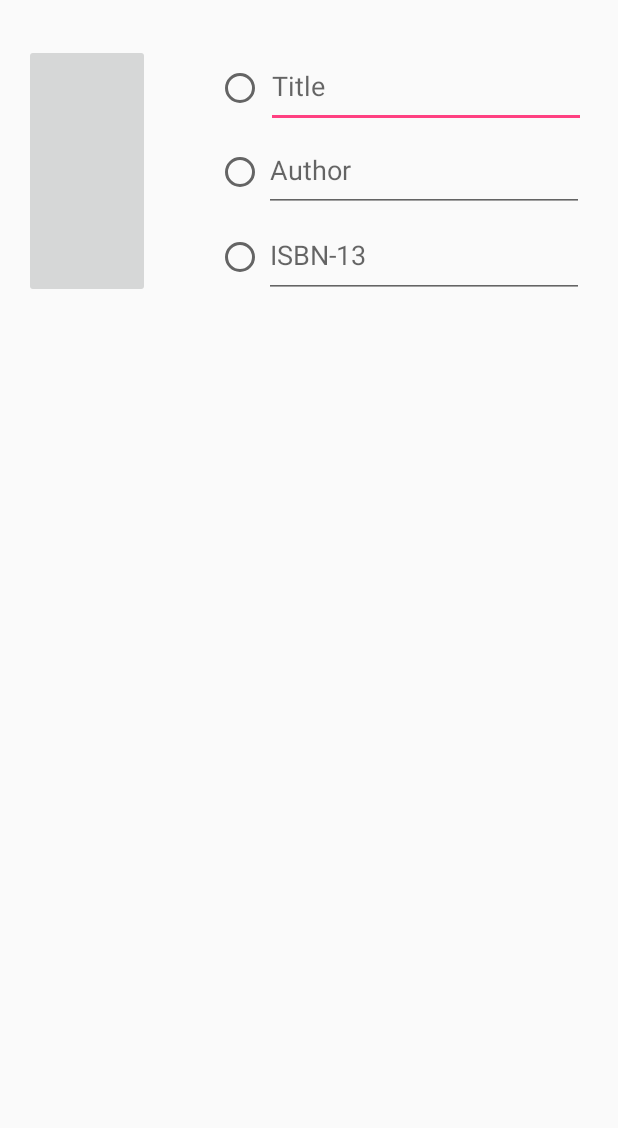
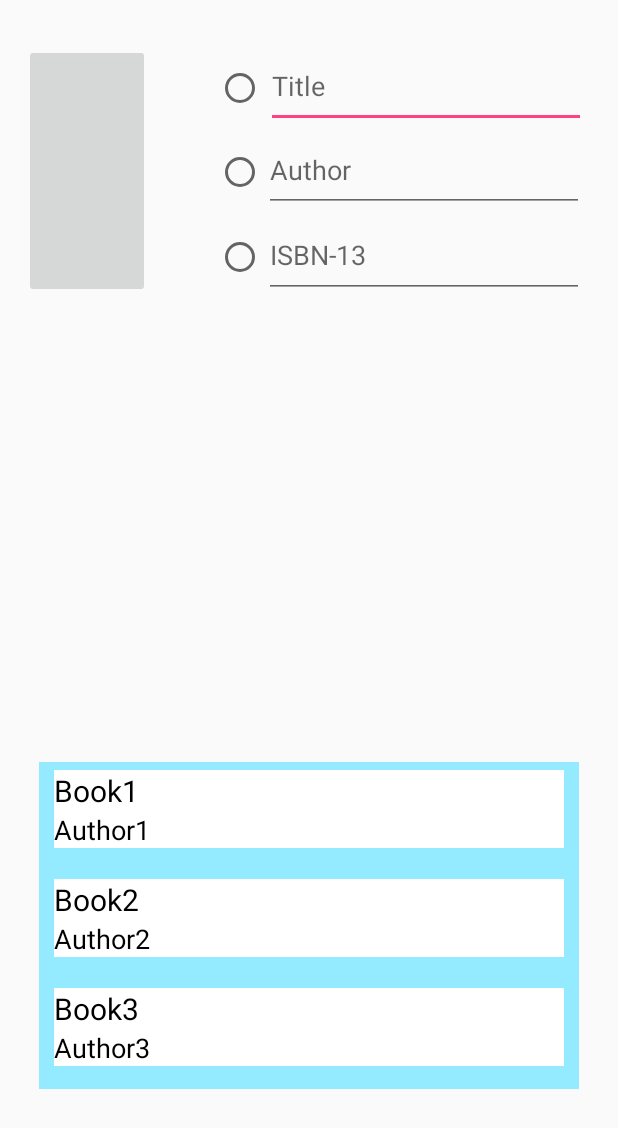
Before and after one commit to EdwardVillasenor1992/CST-438_final, an Android app: the MainSearchBooks screen opened directly, with no data from a screen before it, on a phone screen of 412 x 824 dp. Shown: the top 1128 px of the screen. Run offline under Robolectric (Android 15) with nearby library versions, the light colour scheme and no system bars.

Commit message:
added basic list of books on MainSearchBook Activity

```diff
--- a/app/src/main/AndroidManifest.xml
+++ b/app/src/main/AndroidManifest.xml
@@ -18,7 +18,8 @@
         </activity>
         <activity android:name=".SearchBookActivity" />
         <activity android:name=".NewUser"></activity>
-        <activity android:name=".MainSearchBooks" />
+        <activity android:name=".MainSearchBooks"
+            android:windowSoftInputMode="adjustPan"/>
     </application>
 
 </manifest>
--- /dev/null
+++ b/app/src/main/java/cst438/lookbook/Book.java
@@ -0,0 +1,49 @@
+package cst438.lookbook;
+
+public class Book {
+    private int id;
+    private String title;
+    private String author;
+    private String imagelink;
+
+    public Book(int id, String title, String author, String imagelink){
+        this.id = id;
+        this.title = title;
+        this.author = author;
+        this.imagelink = imagelink;
+    }
+
+    public int getId() {
+        return id;
+    }
+
+    public void setId(int id) {
+        this.id = id;
+    }
+
+    public String getTitle() {
+        return title;
+    }
+
+    public void setTitle(String title) {
+        this.title = title;
+    }
+
+    public String getAuthor() {
+        return author;
+    }
+
+    public void setAuthor(String author) {
+        this.author = author;
+    }
+
+    public String getImagelink() {
+        return imagelink;
+    }
+
+    public void setImagelink(String imagelink) {
+        this.imagelink = imagelink;
+    }
+
+
+}
--- /dev/null
+++ b/app/src/main/java/cst438/lookbook/BookListAdapter.java
@@ -0,0 +1,46 @@
+package cst438.lookbook;
+
+import android.content.Context;
+import android.view.View;
+import android.view.ViewGroup;
+import android.widget.BaseAdapter;
+import android.widget.TextView;
+
+import java.util.List;
+
+public class BookListAdapter extends BaseAdapter{
+
+    private Context mContext;
+    private List<Book> mBookList;
+
+    public BookListAdapter(Context mContext, List<Book> mBookList) {
+        this.mContext = mContext;
+        this.mBookList = mBookList;
+    }
+
+    @Override
+    public int getCount() {
+        return mBookList.size();
+    }
+
+    @Override
+    public Object getItem(int i) {
+        return mBookList.get(i);
+    }
+
+    @Override
+    public long getItemId(int i) {
+        return i;
+    }
+
+    @Override
+    public View getView(int i, View view, ViewGroup viewGroup) {
+        View v = View.inflate(mContext, R.layout.item_book_list, null);
+        TextView tvTitle = (TextView)v.findViewById(R.id.title);
+        TextView tvAuthor = (TextView)v.findViewById(R.id.author);
+        tvTitle.setText(mBookList.get(i).getTitle());
+        tvAuthor.setText(mBookList.get(i).getAuthor());
+        v.setTag(mBookList.get(i).getId());
+        return v;
+    }
+}
--- a/app/src/main/java/cst438/lookbook/MainSearchBooks.java
+++ b/app/src/main/java/cst438/lookbook/MainSearchBooks.java
@@ -11,8 +11,15 @@ import android.os.Bundle;
 import android.support.v7.app.AppCompatActivity;
 import android.view.View;
 import android.view.inputmethod.InputMethodManager;
+import android.widget.AdapterView;
 import android.widget.EditText;
+import android.widget.ListAdapter;
+import android.widget.ListView;
 import android.widget.TextView;
+import android.widget.Toast;
+
+import java.util.ArrayList;
+import java.util.List;
 
 public class MainSearchBooks extends Activity implements View.OnClickListener  {
     // private String name;
@@ -27,6 +34,11 @@ public class MainSearchBooks extends Activity implements View.OnClickListener  {
     // private Button searchBookButton;
 
     // Variables for the search input field, and results TextViews.
+
+    private ListView lvBook;
+    private BookListAdapter adapter;
+    private List<Book> mBookList;
+
     private EditText mBookInput;
     private TextView mTitleText;
     private TextView mAuthorText;
@@ -34,6 +46,23 @@ public class MainSearchBooks extends Activity implements View.OnClickListener  {
     protected void onCreate(Bundle savedInstanceState) {
         super.onCreate(savedInstanceState);
         setContentView(R.layout.main_search_books);
+
+        lvBook = (ListView)findViewById(R.id.listview_books) ;
+        mBookList = new ArrayList<>();
+
+        mBookList.add(new Book(1,"Book1","Author1","url1"));
+        mBookList.add(new Book(2,"Book2","Author2","url2"));
+        mBookList.add(new Book(3,"Book3","Author3","url3"));
+
+        adapter = new BookListAdapter(getApplicationContext(), mBookList);
+        lvBook.setAdapter(adapter);
+
+        lvBook.setOnItemClickListener(new AdapterView.OnItemClickListener() {
+            @Override
+            public void onItemClick(AdapterView<?> adapterView, View view, int i, long l) {
+                Toast.makeText(getApplicationContext(), "Clicked product id : " + view.getTag(), Toast.LENGTH_SHORT).show();
+            }
+        });
 
         // Initialize all the view variables.
         mBookInput = (EditText)findViewById(R.id.title_input);
--- /dev/null
+++ b/app/src/main/res/layout/item_book_list.xml
@@ -0,0 +1,36 @@
+<?xml version="1.0" encoding="utf-8"?>
+<android.support.constraint.ConstraintLayout
+    xmlns:android="http://schemas.android.com/apk/res/android"
+    android:paddingLeft="10dp"
+    android:paddingRight="10dp"
+    android:paddingBottom="5dp"
+    android:paddingTop="5dp"
+    android:background="#94EAFF"
+    android:layout_width="fill_parent"
+    android:layout_height="fill_parent"
+    android:isScrollContainer="false">
+
+
+    <RelativeLayout
+        android:layout_width="match_parent"
+        android:layout_height="match_parent"
+        android:background="#FFFFFF">
+
+        <TextView
+            android:id="@+id/title"
+            android:layout_width="wrap_content"
+            android:layout_height="wrap_content"
+            android:textSize="20dp"
+            android:textColor="#000000"
+            android:text="Title" />
+
+        <TextView
+            android:id="@+id/author"
+            android:layout_width="wrap_content"
+            android:layout_height="wrap_content"
+            android:layout_below="@+id/title"
+            android:textSize="18dp"
+            android:textColor="#000000"
+            android:text="Author" />
+    </RelativeLayout>
+</android.support.constraint.ConstraintLayout>
--- a/app/src/main/res/layout/main_search_books.xml
+++ b/app/src/main/res/layout/main_search_books.xml
@@ -96,7 +96,12 @@
         android:layout_width="wrap_content"
         android:layout_height="300dp"
         android:layout_alignParentBottom="true"
-        android:layout_alignParentEnd="true" />
+        android:layout_alignParentLeft="true"
+        android:layout_marginTop="10dp"
+        android:layout_marginLeft="10dp"
+        android:layout_marginRight="10dp"
+        android:dividerHeight="10dp"
+        android:divider="#94EAFF"/>
 
     <TextView
         android:id="@+id/titleText"
```
